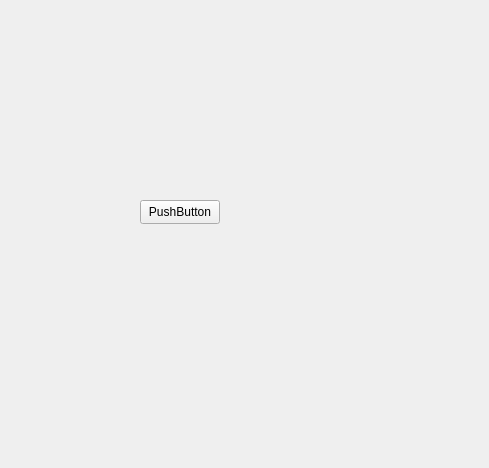
raoleynik/unix-course-assign, file conv_length.ui: the form before one commit.
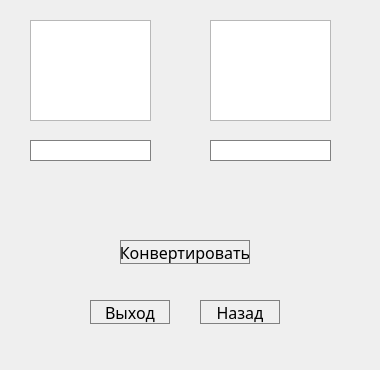
The form after the commit.

Commit message:
Конвертер длины
Добавлены списки величин, окно ввода и вывода, реализован механизм конвертации

Diff of the .ui file:
```diff
--- a/conv_length.ui
+++ b/conv_length.ui
@@ -2,28 +2,205 @@
 <ui version="4.0">
  <class>Conv_Length</class>
  <widget class="QWidget" name="Conv_Length">
+  <property name="enabled">
+   <bool>true</bool>
+  </property>
   <property name="geometry">
    <rect>
     <x>0</x>
     <y>0</y>
-    <width>489</width>
-    <height>468</height>
+    <width>380</width>
+    <height>370</height>
    </rect>
   </property>
+  <property name="minimumSize">
+   <size>
+    <width>380</width>
+    <height>370</height>
+   </size>
+  </property>
+  <property name="maximumSize">
+   <size>
+    <width>380</width>
+    <height>370</height>
+   </size>
+  </property>
   <property name="windowTitle">
    <string>Form</string>
   </property>
   <widget class="QPushButton" name="pushButton">
    <property name="geometry">
     <rect>
-     <x>140</x>
-     <y>200</y>
+     <x>90</x>
+     <y>300</y>
      <width>80</width>
      <height>24</height>
     </rect>
    </property>
+   <property name="maximumSize">
+    <size>
+     <width>90</width>
+     <height>24</height>
+    </size>
+   </property>
+   <property name="font">
+    <font>
+     <family>Ubuntu Mono</family>
+     <pointsize>12</pointsize>
+    </font>
+   </property>
+   <property name="styleSheet">
+    <string notr="true">QPushButton {
+   border: 1px solid gray;
+}
+QPushButton:pressed {
+    background-color: qlineargradient(x1: 0, y1: 0, x2: 0, y2: 1,
+                                      stop: 0 #dadbde, stop: 1 #f6f7fa);
+}</string>
+   </property>
    <property name="text">
-    <string>PushButton</string>
+    <string>Выход</string>
+   </property>
+  </widget>
+  <widget class="QPushButton" name="l_convert">
+   <property name="geometry">
+    <rect>
+     <x>120</x>
+     <y>240</y>
+     <width>130</width>
+     <height>24</height>
+    </rect>
+   </property>
+   <property name="minimumSize">
+    <size>
+     <width>130</width>
+     <height>24</height>
+    </size>
+   </property>
+   <property name="maximumSize">
+    <size>
+     <width>130</width>
+     <height>24</height>
+    </size>
+   </property>
+   <property name="font">
+    <font>
+     <family>Ubuntu Mono</family>
+     <pointsize>12</pointsize>
+    </font>
+   </property>
+   <property name="styleSheet">
+    <string notr="true">QPushButton {
+   border: 1px solid gray;
+}
+QPushButton:pressed {
+    background-color: qlineargradient(x1: 0, y1: 0, x2: 0, y2: 1,
+                                      stop: 0 #dadbde, stop: 1 #f6f7fa);
+}</string>
+   </property>
+   <property name="text">
+    <string>Конвертировать</string>
+   </property>
+  </widget>
+  <widget class="QLabel" name="result">
+   <property name="geometry">
+    <rect>
+     <x>210</x>
+     <y>140</y>
+     <width>121</width>
+     <height>21</height>
+    </rect>
+   </property>
+   <property name="font">
+    <font>
+     <family>Ubuntu Mono</family>
+     <pointsize>12</pointsize>
+    </font>
+   </property>
+   <property name="autoFillBackground">
+    <bool>false</bool>
+   </property>
+   <property name="styleSheet">
+    <string notr="true">background-color : white;
+ qproperty-alignment: 'AlignVCenter | AlignRight';
+  border: 1px solid gray;</string>
+   </property>
+   <property name="text">
+    <string/>
+   </property>
+  </widget>
+  <widget class="QPushButton" name="l_return">
+   <property name="geometry">
+    <rect>
+     <x>200</x>
+     <y>300</y>
+     <width>80</width>
+     <height>24</height>
+    </rect>
+   </property>
+   <property name="maximumSize">
+    <size>
+     <width>90</width>
+     <height>24</height>
+    </size>
+   </property>
+   <property name="font">
+    <font>
+     <family>Ubuntu Mono</family>
+     <pointsize>12</pointsize>
+    </font>
+   </property>
+   <property name="styleSheet">
+    <string notr="true">QPushButton {
+   border: 1px solid gray;
+}
+QPushButton:pressed {
+    background-color: qlineargradient(x1: 0, y1: 0, x2: 0, y2: 1,
+                                      stop: 0 #dadbde, stop: 1 #f6f7fa);
+}</string>
+   </property>
+   <property name="text">
+    <string>Назад</string>
+   </property>
+  </widget>
+  <widget class="QLineEdit" name="lineEdit">
+   <property name="geometry">
+    <rect>
+     <x>30</x>
+     <y>140</y>
+     <width>121</width>
+     <height>21</height>
+    </rect>
+   </property>
+   <property name="font">
+    <font>
+     <family>Ubuntu Mono</family>
+     <pointsize>12</pointsize>
+    </font>
+   </property>
+   <property name="styleSheet">
+    <string notr="true"> qproperty-alignment: 'AlignVCenter | AlignRight';
+  border: 1px solid gray;</string>
+   </property>
+  </widget>
+  <widget class="QListWidget" name="LV1">
+   <property name="geometry">
+    <rect>
+     <x>30</x>
+     <y>20</y>
+     <width>121</width>
+     <height>101</height>
+    </rect>
+   </property>
+  </widget>
+  <widget class="QListWidget" name="LV2">
+   <property name="geometry">
+    <rect>
+     <x>210</x>
+     <y>20</y>
+     <width>121</width>
+     <height>101</height>
+    </rect>
    </property>
   </widget>
  </widget>
```
Left out of the diff: 2 changed lines with no effect on the pictures. The commit also changes 2 other files.
